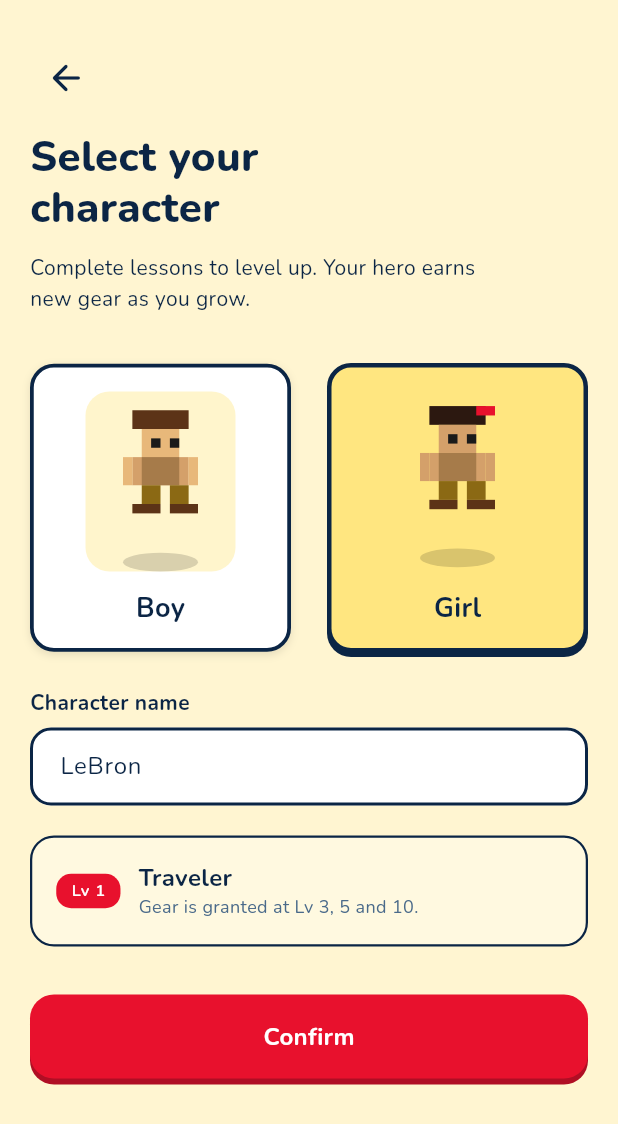
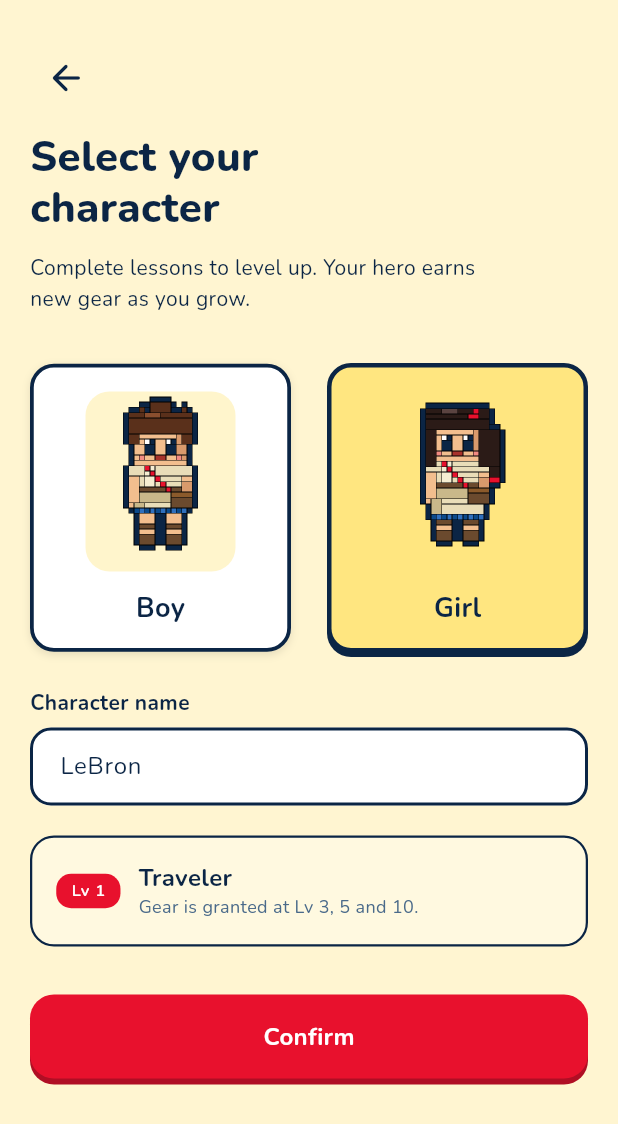
Before and after one commit to Prakritsigdel/glossa, a Flutter app: the CharacterSelectionScreen screen opened by its route, after a tap on "Girl", on a phone screen of 412 x 824 dp. Shown: the top 1124 px of the screen. Run offline on Flutter 3.47's test engine with Material 3 defaults, Android fonts, the phone set to English and light mode, and no system bars; our stand-ins replace flutter_riverpod, flutter_secure_storage, go_router, material_ui; accounts and stored records are empty.

Commit message:
added level and gender based characters

```diff
--- a/lib/core/constants/assets.dart
+++ b/lib/core/constants/assets.dart
@@ -8,8 +8,12 @@ abstract final class AssetPaths {
   static const String logoFrame = '$_branding/logo_frame.png';
   static const String appIcon = '$_branding/app_icon.png';
 
-  // Characters (placeholder paths — sprites drawn via CustomPainter)
+  // Characters
   static const String heroBoyLv1 = '$_characters/hero_boy_lv1.png';
   static const String heroBoyLv3 = '$_characters/hero_boy_lv3.png';
+  static const String heroBoyLv5 = '$_characters/hero_boy_lv5.png';
+  static const String heroBoyLv10 = '$_characters/hero_boy_lv10.png';
   static const String heroGirlLv1 = '$_characters/hero_girl_lv1.png';
+  static const String heroGirlLv3 = '$_characters/hero_girl_lv3.png';
+  static const String heroGirlLv5 = '$_characters/hero_girl_lv5.png';
 }
--- a/lib/core/widgets/hero_avatar.dart
+++ b/lib/core/widgets/hero_avatar.dart
@@ -1,10 +1,29 @@
 import 'package:material_ui/material_ui.dart';
+
 import '../../app/theme/glossa_colors.dart';
+import '../../core/constants/assets.dart';
 import '../../core/constants/spacing.dart';
 import '../motion/motion_widgets.dart';
 
-/// Pixel-art style hero avatar drawn with CustomPainter.
-/// Renders a simplified pixel character appropriate for the hero level.
+/// Returns the sprite for a hero's gender and current level.
+///
+/// The character sheet defines appearance changes at levels 1, 3, 5, and 10.
+/// Girl Lv10 art is not included yet, so girl heroes retain the Lv5 sprite.
+String heroSpriteAsset(int heroIndex, int level) {
+  final isGirl = heroIndex == 1;
+  if (level >= 10) {
+    return isGirl ? AssetPaths.heroGirlLv5 : AssetPaths.heroBoyLv10;
+  }
+  if (level >= 5) {
+    return isGirl ? AssetPaths.heroGirlLv5 : AssetPaths.heroBoyLv5;
+  }
+  if (level >= 3) {
+    return isGirl ? AssetPaths.heroGirlLv3 : AssetPaths.heroBoyLv3;
+  }
+  return isGirl ? AssetPaths.heroGirlLv1 : AssetPaths.heroBoyLv1;
+}
+
+/// Pixel-art style hero avatar that changes appearance as the hero levels up.
 class HeroAvatar extends StatelessWidget {
   final int heroIndex; // 0 = boy, 1 = girl
   final int level;
@@ -25,19 +44,17 @@ class HeroAvatar extends StatelessWidget {
   Widget build(BuildContext context) {
     Widget avatar = ClipRRect(
       borderRadius: BorderRadius.circular(Spacing.cardRadius - 2),
-      child: CustomPaint(
-        painter: _PixelHeroPainter(
-          heroIndex: heroIndex,
-          level: level,
+      child: SizedBox.expand(
+        child: Image.asset(
+          heroSpriteAsset(heroIndex, level),
+          fit: BoxFit.contain,
+          filterQuality: FilterQuality.none,
         ),
       ),
     );
 
     if (animateIdle) {
-      avatar = IdleBobbing(
-        offsetDistance: 2.5,
-        child: avatar,
-      );
+      avatar = IdleBobbing(offsetDistance: 2.5, child: avatar);
     }
 
     return Container(
@@ -72,18 +89,16 @@ class HeroAvatarLarge extends StatelessWidget {
 
   @override
   Widget build(BuildContext context) {
-    Widget avatar = CustomPaint(
-      painter: _PixelHeroPainter(
-        heroIndex: heroIndex,
-        level: level,
-      ),
+    Widget avatar = Image.asset(
+      heroSpriteAsset(heroIndex, level),
+      width: size,
+      height: size + 20,
+      fit: BoxFit.contain,
+      filterQuality: FilterQuality.none,
     );
 
     if (animateIdle) {
-      avatar = IdleBobbing(
-        offsetDistance: 3.5,
-        child: avatar,
-      );
+      avatar = IdleBobbing(offsetDistance: 3.5, child: avatar);
     }
 
     return Container(
@@ -97,104 +112,3 @@ class HeroAvatarLarge extends StatelessWidget {
     );
   }
 }
-
-class _PixelHeroPainter extends CustomPainter {
-  final int heroIndex;
-  final int level;
-
-  _PixelHeroPainter({required this.heroIndex, required this.level});
-
-  @override
-  void paint(Canvas canvas, Size size) {
-    final px = size.width / 16; // pixel unit
-
-    // Colors based on hero and level
-    final skinColor = heroIndex == 0
-        ? const Color(0xFFE8B87A)
-        : const Color(0xFFD4A06A);
-    final hairColor = heroIndex == 0
-        ? const Color(0xFF5C3317)
-        : const Color(0xFF2C1810);
-    final outfitColor = level >= 5
-        ? const Color(0xFFC8A855) // Gold armor
-        : level >= 3
-            ? const Color(0xFF1469BC) // Blue outfit
-            : const Color(0xFFD4A06A); // Basic tunic
-    final outfitDark = level >= 5
-        ? const Color(0xFF8B7735)
-        : level >= 3
-            ? const Color(0xFF0B4A8C)
-            : const Color(0xFFA67B4A);
-
-    // Hat/helmet for higher levels
-    if (level >= 5) {
-      _drawPixelRect(canvas, px, 6, 1, 4, 2, const Color(0xFFE8112D)); // Red hat
-    }
-
-    // Hair
-    _drawPixelRect(canvas, px, 5, level >= 5 ? 3 : 2, 6, 2, hairColor);
-
-    // Head / face
-    _drawPixelRect(canvas, px, 6, 4, 4, 3, skinColor);
-
-    // Eyes
-    _drawPixelRect(canvas, px, 7, 5, 1, 1, const Color(0xFF1A1A1A));
-    _drawPixelRect(canvas, px, 9, 5, 1, 1, const Color(0xFF1A1A1A));
-
-    // Body / outfit
-    _drawPixelRect(canvas, px, 5, 7, 6, 3, outfitColor);
-    _drawPixelRect(canvas, px, 6, 7, 4, 3, outfitDark);
-
-    // Belt detail
-    if (level >= 3) {
-      _drawPixelRect(canvas, px, 5, 9, 6, 1, const Color(0xFF8B4513));
-    }
-
-    // Arms
-    _drawPixelRect(canvas, px, 4, 7, 1, 3, skinColor);
-    _drawPixelRect(canvas, px, 11, 7, 1, 3, skinColor);
-
-    // Shield for level 5+
-    if (level >= 5) {
-      _drawPixelRect(canvas, px, 2, 7, 2, 3, GlossaColors.blueDeep);
-      _drawPixelRect(canvas, px, 3, 8, 1, 1, GlossaColors.white);
-    }
-
-    // Legs
-    _drawPixelRect(canvas, px, 6, 10, 2, 2, const Color(0xFF8B6914));
-    _drawPixelRect(canvas, px, 9, 10, 2, 2, const Color(0xFF8B6914));
-
-    // Feet
-    _drawPixelRect(canvas, px, 5, 12, 3, 1, const Color(0xFF5C3317));
-    _drawPixelRect(canvas, px, 9, 12, 3, 1, const Color(0xFF5C3317));
-
-    // Girl has a bow
-    if (heroIndex == 1 && level < 5) {
-      _drawPixelRect(canvas, px, 10, 2, 2, 1, const Color(0xFFE8112D));
-    }
-
-    // Shadow
-    final shadowPaint = Paint()
-      ..color = Colors.black.withValues(alpha: 0.15)
-      ..style = PaintingStyle.fill;
-    canvas.drawOval(
-      Rect.fromCenter(
-        center: Offset(size.width / 2, size.height - px),
-        width: 8 * px,
-        height: 2 * px,
-      ),
-      shadowPaint,
-    );
-  }
-
-  void _drawPixelRect(Canvas canvas, double px, int x, int y, int w, int h, Color color) {
-    canvas.drawRect(
-      Rect.fromLTWH(x * px, y * px, w * px, h * px),
-      Paint()..color = color,
-    );
-  }
-
-  @override
-  bool shouldRepaint(covariant _PixelHeroPainter oldDelegate) =>
-      heroIndex != oldDelegate.heroIndex || level != oldDelegate.level;
-}
--- a/lib/features/character/screens/character_selection_screen.dart
+++ b/lib/features/character/screens/character_selection_screen.dart
@@ -158,7 +158,9 @@ class _CharacterSelectionScreenState
                             children: [
                               HeroAvatarLarge(
                                 heroIndex: hero.index,
-                                level: 1,
+                                level: widget.isEditing
+                                    ? ref.watch(gameStateProvider).user.level
+                                    : 1,
                                 size: 100,
                                 animateIdle: isSelected,
                               ),
```
Also changed, not shown: assets/characters/hero_boy_lv1.png (added), assets/characters/hero_boy_lv10.png (added), assets/characters/hero_boy_lv3.png (added), assets/characters/hero_boy_lv5.png (added), assets/characters/hero_girl_lv1.png (added), assets/characters/hero_girl_lv3.png (added), assets/characters/hero_girl_lv5.png (added), 1 other file.
